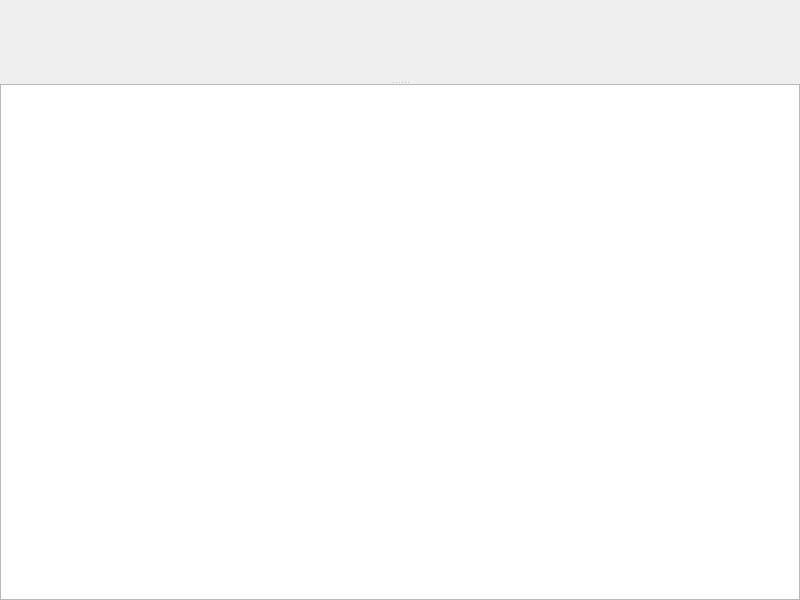
VioletGiraffe/ShaderPlayground, file app/src/mainwindow.ui: the form before one commit.
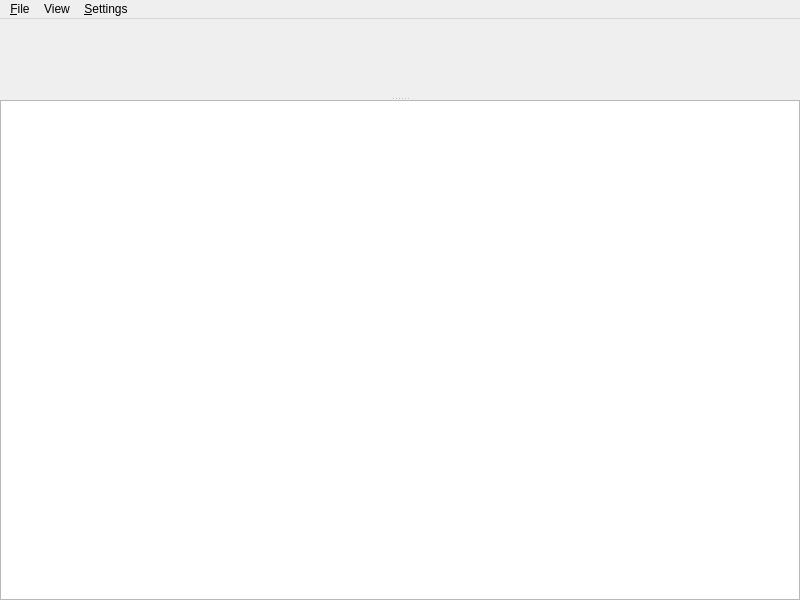
The form after the commit.

Commit message: Menu; fullscreen mode

```diff
--- a/app/src/mainwindow.ui
+++ b/app/src/mainwindow.ui
@@ -57,6 +57,35 @@
      <height>21</height>
     </rect>
    </property>
+   <widget class="QMenu" name="menuFile">
+    <property name="title">
+     <string>&amp;File</string>
+    </property>
+    <addaction name="separator"/>
+    <addaction name="actionExit"/>
+   </widget>
+   <widget class="QMenu" name="menu_Settings">
+    <property name="title">
+     <string>&amp;Settings</string>
+    </property>
+    <widget class="QMenu" name="menuShader_framework">
+     <property name="title">
+      <string>Shader &amp;framework</string>
+     </property>
+     <addaction name="actionBarebone_GLSL"/>
+     <addaction name="actionShadertoy_compatibility"/>
+    </widget>
+    <addaction name="menuShader_framework"/>
+   </widget>
+   <widget class="QMenu" name="menuView">
+    <property name="title">
+     <string>View</string>
+    </property>
+    <addaction name="actionToggle_fullscreen_mode"/>
+   </widget>
+   <addaction name="menuFile"/>
+   <addaction name="menuView"/>
+   <addaction name="menu_Settings"/>
   </widget>
  </widget>
  <resources/>
```
Left out of the diff: 35 changed lines with no effect on the pictures. The commit also changes 1 other file.
